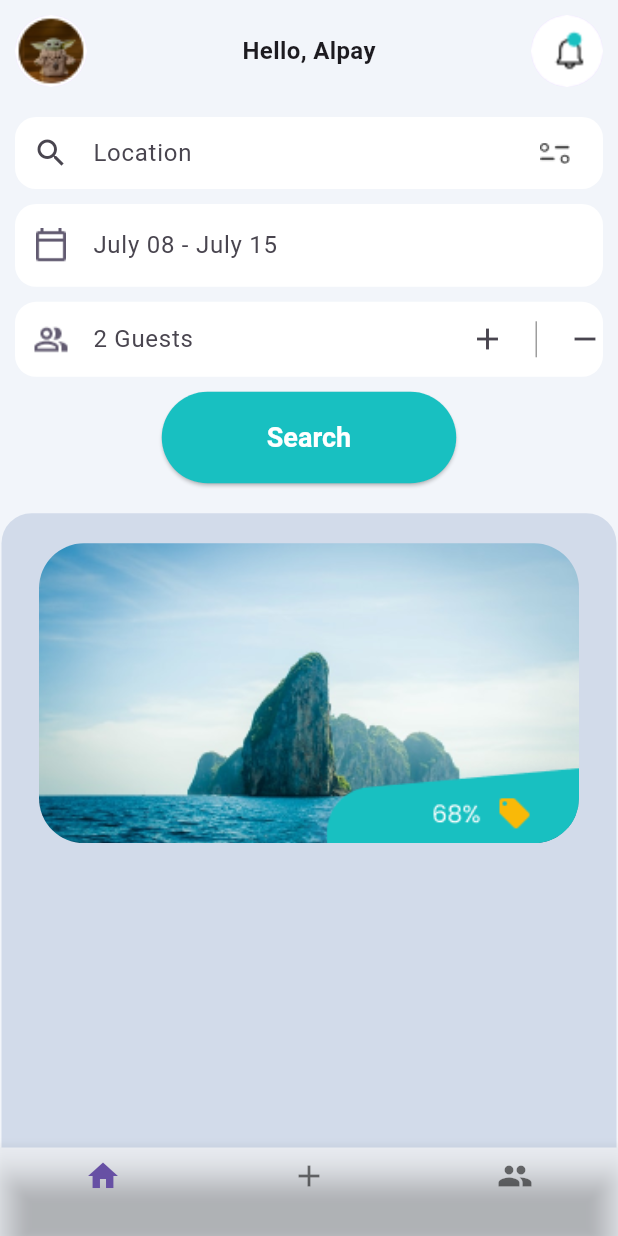
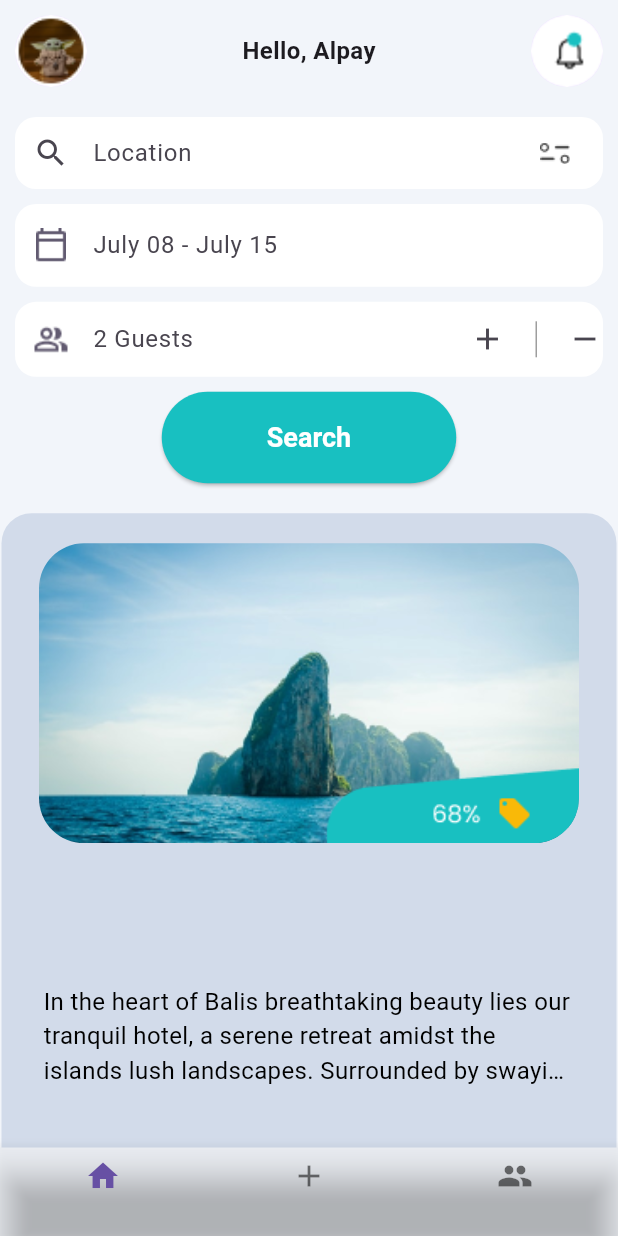
Before and after one commit to mollik001/ui-travel-hotel-booking, a Flutter app: the screen it shows after launch, on a phone screen of 412 x 824 dp. Run offline on Flutter 3.47's test engine with Material 3 defaults, Android fonts, the light colour scheme and no system bars; our stand-ins replace get.

Commit message:
I want to put it this way for the homepage

```diff
--- a/lib/app/modules/home/views/home_view.dart
+++ b/lib/app/modules/home/views/home_view.dart
@@ -159,8 +159,12 @@ class HomeView extends GetView<HomeController> {
                   children: [
                     Padding(
                       padding: const EdgeInsets.symmetric(
-                          horizontal: 25, vertical: 20),
-                      child: Stack(children: [
+                        horizontal: 25,
+                        vertical: 20,
+                      ),
+                      child: Stack(
+                        children: [
+                          // Home image
                           ClipRRect(
                             borderRadius: BorderRadius.circular(30),
                             child: Container(
@@ -172,15 +176,41 @@ class HomeView extends GetView<HomeController> {
                               ),
                             ),
                           ),
+                          // Tag image
                           Positioned(
                             bottom: 0,
                             right: 0,
                             child: ClipRRect(
                               borderRadius: BorderRadius.only(
-                                    bottomRight: Radius.circular(30)),
-                                child: Image.asset('assets/images/tag.png')))
-                      ]),
-                    )
+                                bottomRight: Radius.circular(30),
+                              ),
+                              child: Image.asset(
+                                'assets/images/tag.png',
+                              ),
+                            ),
+                          ),
+                        ],
+                      ),
+                    ),
+                    // Text
+                    Positioned(
+                      left: 28,
+                      right: 28,
+                      bottom: 40,
+                      child: Container(
+                        width: 310, // Adjust width as needed
+                        child: Text(
+                          'In the heart of Balis breathtaking beauty lies our tranquil hotel, a serene retreat amidst the islands lush landscapes. Surrounded by swaying palms and vibrant tropical gardens, our establishment offers a peaceful sanctuary for travelers seeking respite. ',
+                          maxLines: 3, // Limit the text to 3 lines
+                          overflow: TextOverflow
+                              .ellipsis, // Display ellipsis (...) when text overflows
+                          style: TextStyle(
+                              color: Colors.black,
+                              fontSize: 16,
+                              fontWeight: FontWeight.w400),
+                        ),
+                      ),
+                    ),
                   ],
                 ),
               ),
```
Lines whose indentation alone changed are shown as unchanged.
